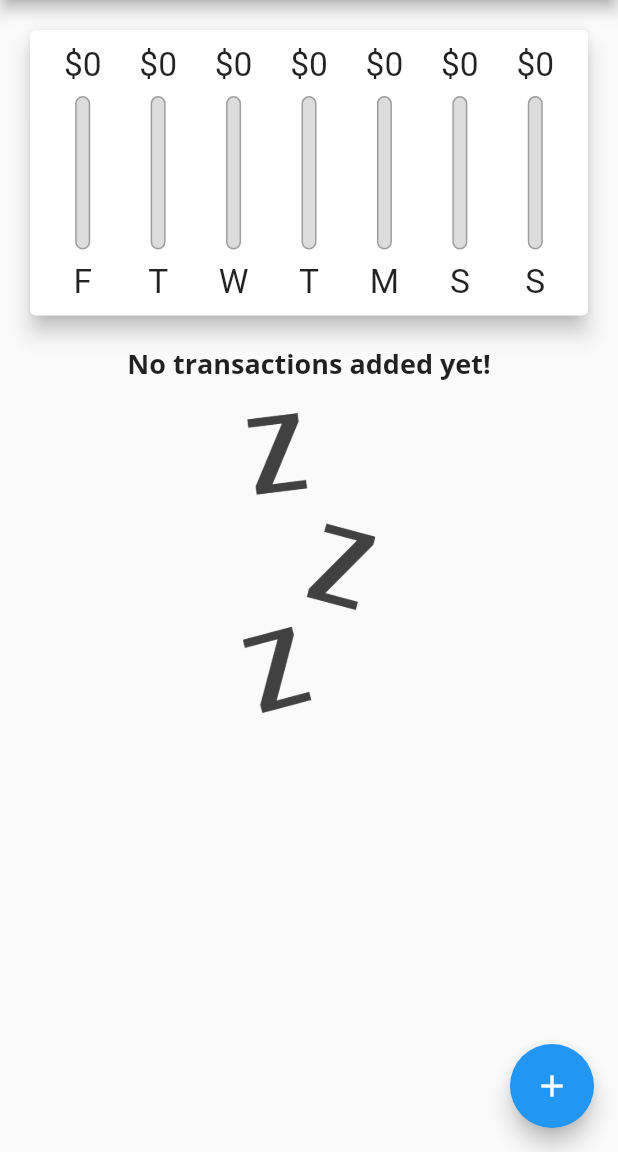
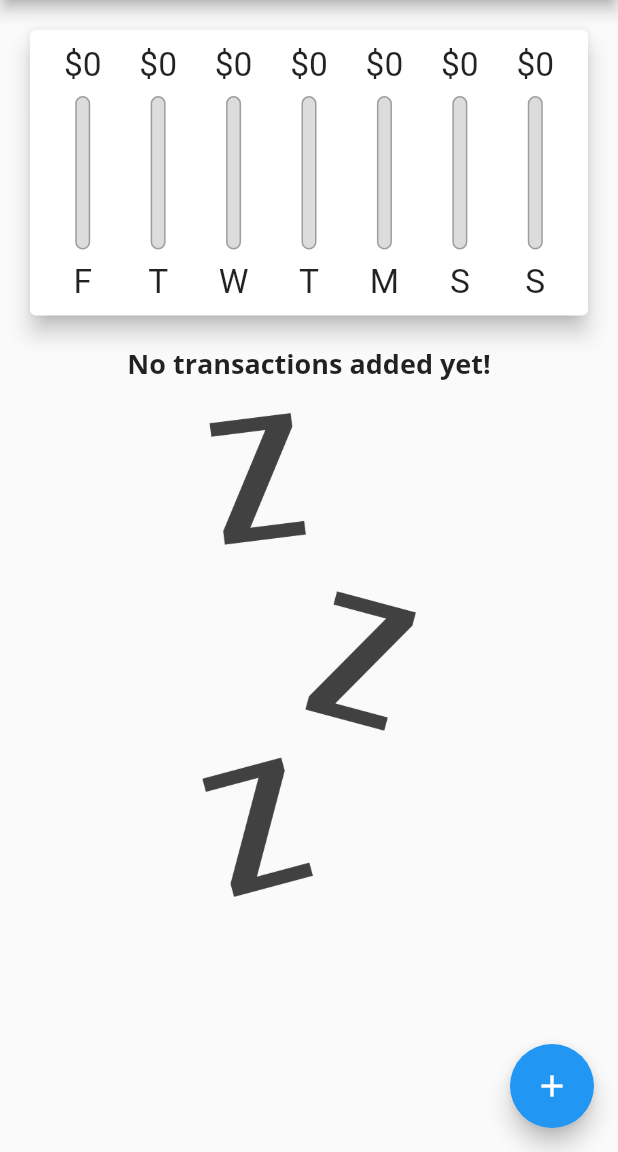
Before and after one commit to vladislavkovaliov/personal-expenses-app, a Flutter app: the screen it shows after launch, on a phone screen of 412 x 824 dp, the part 84-1236 px from its top. Run offline on Flutter 3.47's test engine with Material 2 defaults, Android fonts, the phone set to English and light mode, and no system bars.

```diff
--- a/lib/main.dart
+++ b/lib/main.dart
@@ -135,7 +135,9 @@ class _MyHomePageState extends State<MyHomePage> {
               height: (MediaQuery.of(context).size.height -
                       appBar.preferredSize.height -
                       MediaQuery.of(context).padding.top) *
-                  0.3,
+                  (Orientation.landscape == MediaQuery.of(context).orientation
+                      ? 0.5
+                      : 0.3),
               child: Chart(recentTransactions),
             ),
             SizedBox(
--- a/lib/widgets/transactions_list.dart
+++ b/lib/widgets/transactions_list.dart
@@ -13,7 +13,8 @@ class TransactionsList extends StatelessWidget {
   Widget build(BuildContext context) {
     return Container(
       child: transactions.isEmpty
-          ? Column(
+          ? LayoutBuilder(builder: ((context, constraints) {
+              return Column(
                 children: <Widget>[
                   Text(
                     'No transactions added yet!',
@@ -23,13 +24,18 @@ class TransactionsList extends StatelessWidget {
                     height: 20,
                   ),
                   SizedBox(
-                    height: 200,
+                      height: constraints.maxHeight *
+                          (MediaQuery.of(context).orientation ==
+                                  Orientation.landscape
+                              ? 0.3
+                              : 0.6),
                       child: Image.asset(
                         'assets/images/waiting.png',
                         fit: BoxFit.cover,
                       )),
                 ],
-            )
+              );
+            }))
           : ListView.builder(
               itemBuilder: (ctx, index) {
                 return ListTile(
```
Lines whose indentation alone changed are shown as unchanged.
